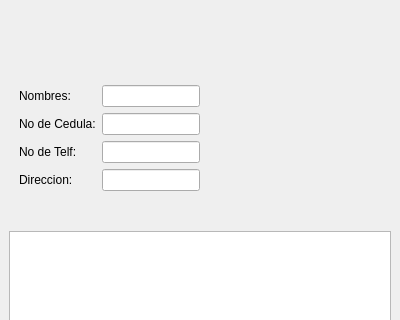
Old version of the form facturacion.ui in the repository Santi-gdl/ProyectoCinep2; both pictures show x 0 to 400 and y 0 to 320 of the 400 by 600 pixel window.
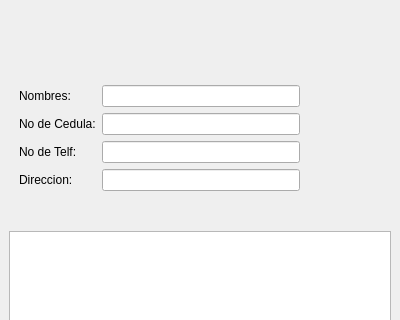
New version of the form. Icons and pictures are not drawn.

```diff
--- a/facturacion.ui
+++ b/facturacion.ui
@@ -43,7 +43,7 @@
         <rect>
          <x>10</x>
          <y>10</y>
-         <width>181</width>
+         <width>281</width>
          <height>121</height>
         </rect>
        </property>
```
Left out of the diff: 2 changed lines with no effect on the pictures.
